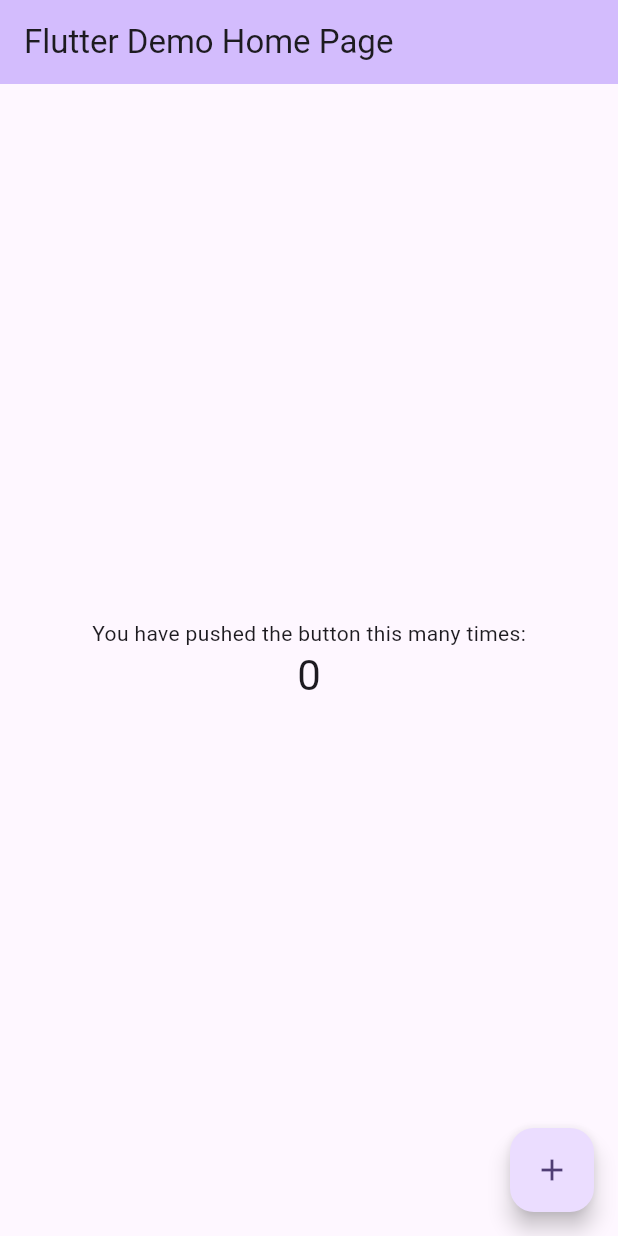
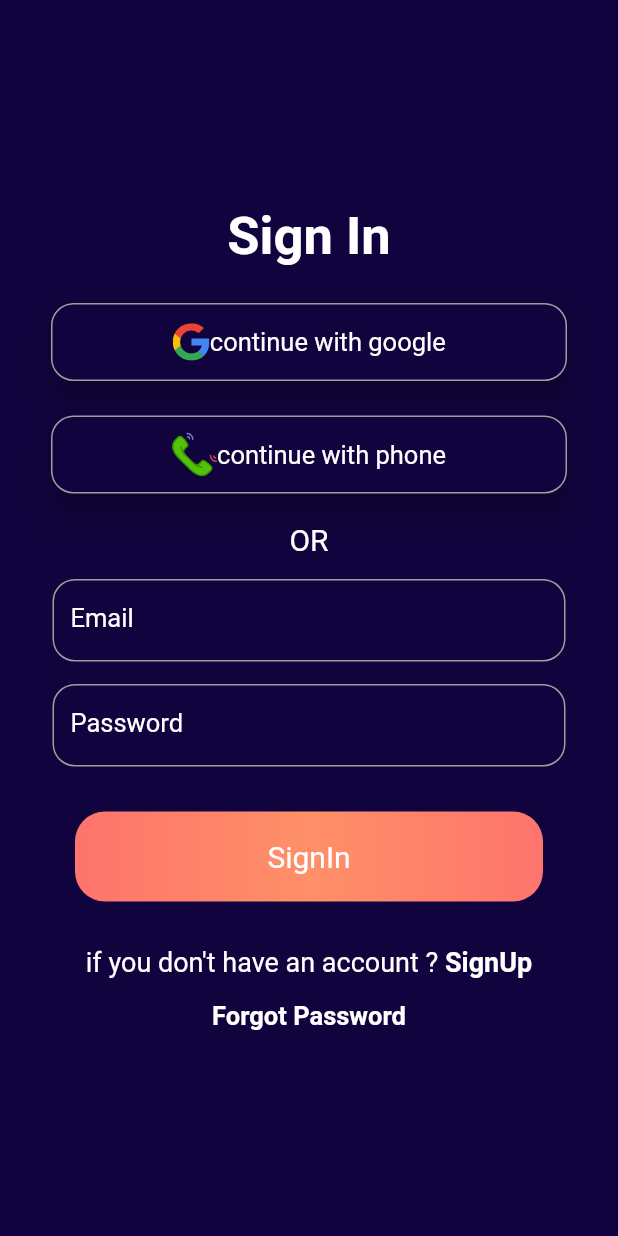
Before and after one commit to anobes6416/TodoApp, a Flutter app: the screen it shows after launch, on a phone screen of 412 x 824 dp. Run offline on Flutter 3.47's test engine with Material 2 defaults, Android fonts, the phone set to English and light mode, and no system bars; our stand-ins replace firebase_auth, firebase_core, flutter_svg; accounts and stored records are empty.

Commit message:
todo app2

```diff
--- a/lib/main.dart
+++ b/lib/main.dart
@@ -1,125 +1,39 @@
 import 'package:flutter/material.dart';
+import 'package:firebase_core/firebase_core.dart';
+import 'package:firebase_auth/firebase_auth.dart' as firebase_auth;
+import 'package:todo_app/pages/SignInPage.dart';
+import 'pages/SignUpPage.dart';
 
-void main() {
-  runApp(const MyApp());
+void main()async{
+  WidgetsFlutterBinding.ensureInitialized();
+  await Firebase.initializeApp();
+  runApp(MyApp());
 }
 
-class MyApp extends StatelessWidget {
+class MyApp extends StatefulWidget {
   const MyApp({super.key});
 
-  // This widget is the root of your application.
   @override
+  State<MyApp> createState() => _MyAppState();
+}
+
+class _MyAppState extends State<MyApp> {
+  firebase_auth.FirebaseAuth firebaseAuth = firebase_auth.FirebaseAuth.instance;
+
+void signup() async{
+try {
+  await firebaseAuth.createUserWithEmailAndPassword(
+    email: 'sebonaifa50@gmail.com',
+    password: 'Asdf123!@#');
+} catch (e) {
+  print(e);
+}
+}
+@override
   Widget build(BuildContext context) {
     return MaterialApp(
-      title: 'Flutter Demo',
-      theme: ThemeData(
-        // This is the theme of your application.
-        //
-        // TRY THIS: Try running your application with "flutter run". You'll see
-        // the application has a blue toolbar. Then, without quitting the app,
-        // try changing the seedColor in the colorScheme below to Colors.green
-        // and then invoke "hot reload" (save your changes or press the "hot
-        // reload" button in a Flutter-supported IDE, or press "r" if you used
-        // the command line to start the app).
-        //
-        // Notice that the counter didn't reset back to zero; the application
-        // state is not lost during the reload. To reset the state, use hot
-        // restart instead.
-        //
-        // This works for code too, not just values: Most code changes can be
-        // tested with just a hot reload.
-        colorScheme: ColorScheme.fromSeed(seedColor: Colors.deepPurple),
-        useMaterial3: true,
-      ),
-      home: const MyHomePage(title: 'Flutter Demo Home Page'),
+      debugShowCheckedModeBanner: false,
+      home: SignInPage(),
     );
   }
 }
-
-class MyHomePage extends StatefulWidget {
-  const MyHomePage({super.key, required this.title});
-
-  // This widget is the home page of your application. It is stateful, meaning
-  // that it has a State object (defined below) that contains fields that affect
-  // how it looks.
-
-  // This class is the configuration for the state. It holds the values (in this
-  // case the title) provided by the parent (in this case the App widget) and
-  // used by the build method of the State. Fields in a Widget subclass are
-  // always marked "final".
-
-  final String title;
-
-  @override
-  State<MyHomePage> createState() => _MyHomePageState();
-}
-
-class _MyHomePageState extends State<MyHomePage> {
-  int _counter = 0;
-
-  void _incrementCounter() {
-    setState(() {
-      // This call to setState tells the Flutter framework that something has
-      // changed in this State, which causes it to rerun the build method below
-      // so that the display can reflect the updated values. If we changed
-      // _counter without calling setState(), then the build method would not be
-      // called again, and so nothing would appear to happen.
-      _counter++;
-    });
-  }
-
-  @override
-  Widget build(BuildContext context) {
-    // This method is rerun every time setState is called, for instance as done
-    // by the _incrementCounter method above.
-    //
-    // The Flutter framework has been optimized to make rerunning build methods
-    // fast, so that you can just rebuild anything that needs updating rather
-    // than having to individually change instances of widgets.
-    return Scaffold(
-      appBar: AppBar(
-        // TRY THIS: Try changing the color here to a specific color (to
-        // Colors.amber, perhaps?) and trigger a hot reload to see the AppBar
-        // change color while the other colors stay the same.
-        backgroundColor: Theme.of(context).colorScheme.inversePrimary,
-        // Here we take the value from the MyHomePage object that was created by
-        // the App.build method, and use it to set our appbar title.
-        title: Text(widget.title),
-      ),
-      body: Center(
-        // Center is a layout widget. It takes a single child and positions it
-        // in the middle of the parent.
-        child: Column(
-          // Column is also a layout widget. It takes a list of children and
-          // arranges them vertically. By default, it sizes itself to fit its
-          // children horizontally, and tries to be as tall as its parent.
-          //
-          // Column has various properties to control how it sizes itself and
-          // how it positions its children. Here we use mainAxisAlignment to
-          // center the children vertically; the main axis here is the vertical
-          // axis because Columns are vertical (the cross axis would be
-          // horizontal).
-          //
-          // TRY THIS: Invoke "debug painting" (choose the "Toggle Debug Paint"
-          // action in the IDE, or press "p" in the console), to see the
-          // wireframe for each widget.
-          mainAxisAlignment: MainAxisAlignment.center,
-          children: <Widget>[
-            const Text(
-              'You have pushed the button this many times:',
-            ),
-            Text(
-              '$_counter',
-              style: Theme.of(context).textTheme.headlineMedium,
-            ),
-          ],
-        ),
-      ),
-      floatingActionButton: FloatingActionButton(
-        onPressed: _incrementCounter,
-        tooltip: 'Increment',
-        child: const Icon(Icons.add),
-      ), // This trailing comma makes auto-formatting nicer for build methods.
-    );
-  }
-}
--- /dev/null
+++ b/lib/pages/SignInPage.dart
@@ -0,0 +1,183 @@
+import 'package:flutter/material.dart';
+import 'package:flutter_svg/flutter_svg.dart';
+class SignInPage extends StatefulWidget {
+  const SignInPage({super.key});
+
+  @override
+  State<SignInPage> createState() => _SignInPageState();
+}
+
+class _SignInPageState extends State<SignInPage> {
+  @override
+  Widget build(BuildContext context) {
+    return Scaffold(
+      body: SingleChildScrollView(
+        child: Container(
+          height: MediaQuery.of(context).size.height,
+          width: MediaQuery.of(context).size.width,
+          color: Color.fromARGB(255, 17, 3, 61),
+          child: Column(
+            mainAxisAlignment: MainAxisAlignment.center,
+            children: [
+              Text(
+                'Sign In',
+                style: TextStyle(
+                  fontSize: 35,
+                  color: Colors.white,
+                  fontWeight: FontWeight.bold,
+                ),
+              ),
+              SizedBox(
+                height: 20,
+              ),
+              buttonItem("assets/google.svg","continue with google",25),
+               SizedBox(
+                height: 15,
+              ),
+              buttonItem("assets/phone.svg","continue with phone",30),
+              SizedBox(
+                height: 15,
+              ),
+              Text(
+                'OR',
+                style: TextStyle(
+                  color: Colors.white,
+                  fontSize: 20,
+                ),),
+              SizedBox(
+                height: 15,
+              ),
+              textItem("Email"),
+              SizedBox(
+                height: 15,
+              ),
+              textItem("Password"),
+              SizedBox(
+                height: 30,
+              ),
+              colorButton(),
+              SizedBox(
+                height: 30,
+              ),
+              Row(
+                mainAxisAlignment: MainAxisAlignment.center,
+                children: [
+                  Text(
+                    "if you don't have an account ? ",
+                    style: TextStyle(
+                      color: Colors.white,
+                      fontSize: 18,
+                    ),
+                  ),
+                  Text(
+                    "SignUp",
+                    style: TextStyle(
+                      color: Colors.white,
+                      fontSize: 18,
+                      fontWeight: FontWeight.bold,
+                    ),
+                  ),
+                ],
+              ),
+                SizedBox(
+                  height: 15,
+                 ),
+                  Text(
+                    "Forgot Password",
+                    style: TextStyle(
+                      color: Colors.white,
+                      fontSize: 17,
+                      fontWeight: FontWeight.bold,
+                    ),
+                  ),
+            ],
+          ),
+        ),
+      ),
+    );
+  }
+  Widget colorButton(){
+    return Container(
+       width: MediaQuery.of(context).size.width-100,
+       height: 60,
+       decoration: BoxDecoration(
+        borderRadius: BorderRadius.circular(20),
+        gradient: LinearGradient(colors: [
+          Color(0xfffd746c),
+          Color(0xffff9068),
+          Color(0xfffd746c),
+        ]),
+       ),
+      child: Center(
+        child: Text(
+          "SignIn",
+          style: TextStyle(
+            color: Colors.white,
+            fontSize: 20,
+          ),
+        ),
+      ),
+    );
+  }
+  Widget buttonItem(String imagepath, String buttonname, double size)
+  {
+     return Container(
+                width: MediaQuery.of(context).size.width-60,
+                height: 60,
+                child: Card(
+                  color: Color.fromARGB(255, 17, 3, 61),
+                   elevation: 8,
+                  shape: RoundedRectangleBorder(
+                    borderRadius: BorderRadius.circular(15),
+                    side: BorderSide(
+                      width: 1,
+                      color: Colors.grey,
+                    ),
+                  ),
+                  child: Row(
+                    mainAxisAlignment: MainAxisAlignment.center,
+                    children: [
+                      SvgPicture.asset(
+                        imagepath,
+                        height: size,
+                        width: size,
+                      ),
+                      SizedBox(
+                        height: 15,
+                      ),
+                      Text(
+                        buttonname,
+                        style: TextStyle(
+                        color: Colors.white,
+                        fontSize: 17,
+                          ),
+                       ),
+                    ],
+                  ),
+                ),
+              );
+   }
+
+    Widget textItem(labelText){
+      return Container(
+         width: MediaQuery.of(context).size.width-70,
+         height: 55,
+         child: TextFormField(
+          decoration: InputDecoration(
+            labelText: labelText,
+            labelStyle: TextStyle(
+            fontSize: 17,
+            color: Colors.white,
+          ),
+          enabledBorder: OutlineInputBorder(
+            borderRadius: BorderRadius.circular(15),
+                    borderSide: BorderSide(
+                      width: 1,
+                      color: Colors.grey,
+                    ),
+          ),
+          ),
+         ),
+      );
+    }
+}
--- a/pubspec.yaml
+++ b/pubspec.yaml
@@ -35,6 +35,9 @@ dependencies:
   # The following adds the Cupertino Icons font to your application.
   # Use with the CupertinoIcons class for iOS style icons.
   cupertino_icons: ^1.0.2
+  firebase_core: ^2.15.1
+  firebase_auth: ^4.8.0
+  flutter_svg: ^2.0.7
 
 dev_dependencies:
   flutter_test:
@@ -59,7 +62,8 @@ flutter:
   uses-material-design: true
 
   # To add assets to your application, add an assets section, like this:
-  # assets:
+  assets:
+    - assets/
   #   - images/a_dot_burr.jpeg
   #   - images/a_dot_ham.jpeg
 
```
Also changed, not shown: lib/pages/SignUpPage.dart (added, +188 -0 lines), assets/google.svg (added), assets/phone.svg (added), pubspec.lock, 7 other files.
